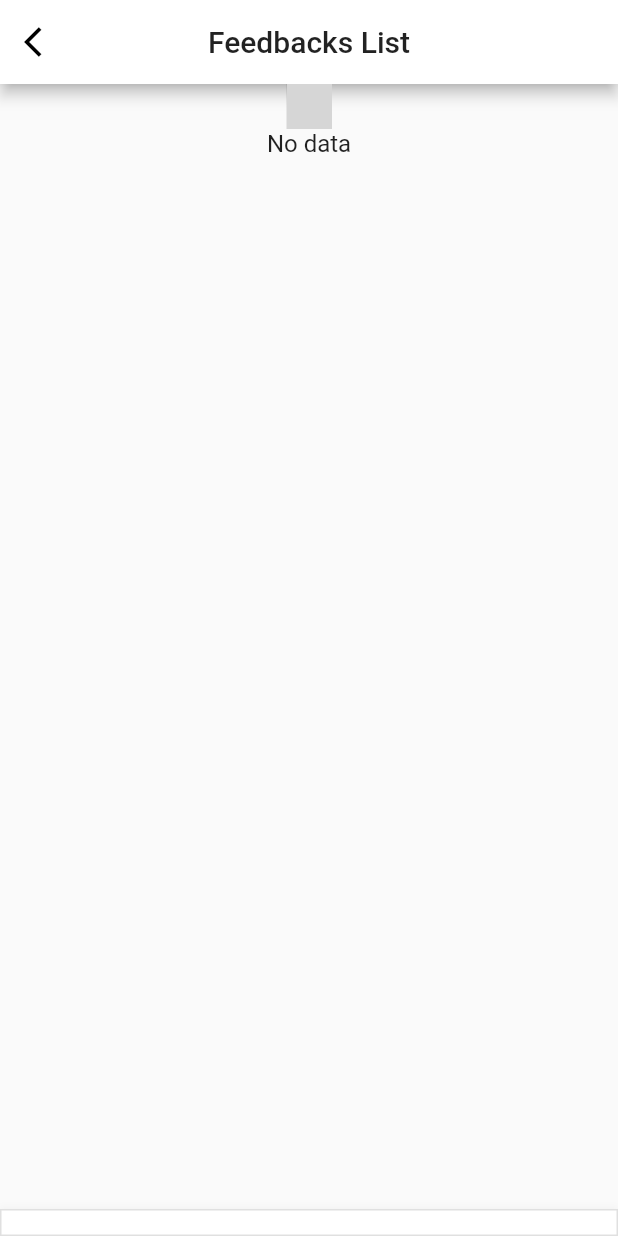
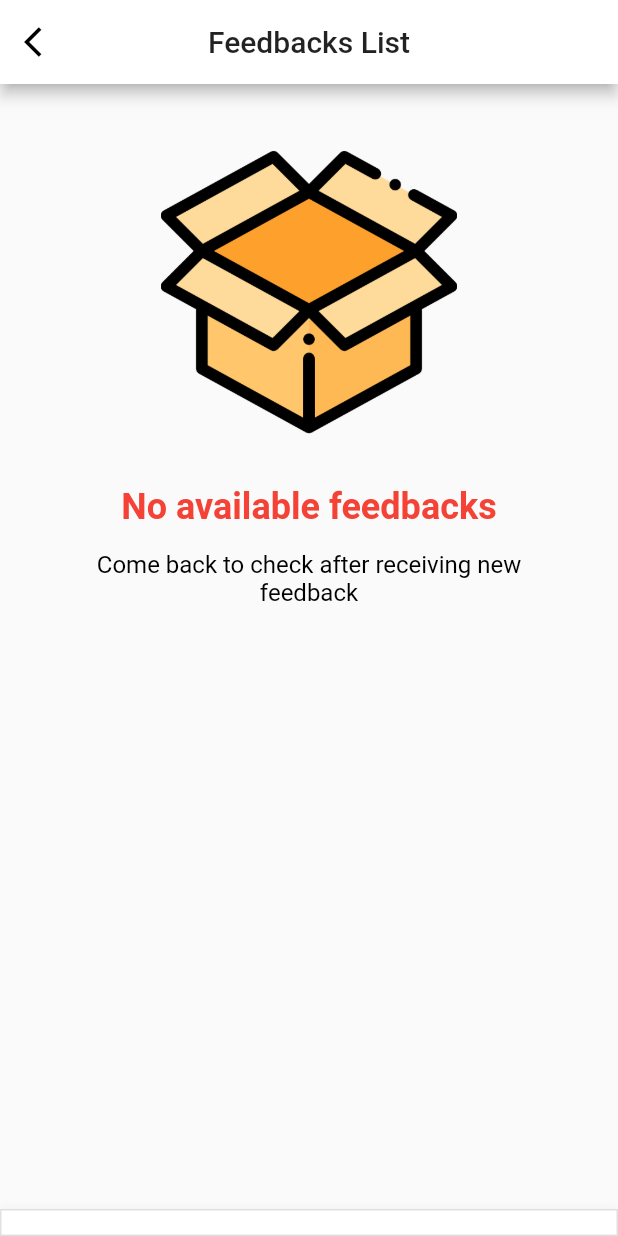
Before and after one commit to thehienvnag/ipsb_partner_app, a Flutter app: the ManageFeedbackPage screen opened by its route, on a phone screen of 412 x 824 dp. Run offline on Flutter 3.47's test engine with Material 2 defaults, Android fonts, the light colour scheme and no system bars; drawn by our look-alikes of salomon_bottom_bar; our stand-ins replace bot_toast, datetime_picker_formfield, firebase_core, firebase_messaging, flutter_blue, flutter_local_notifications and 11 more; missing offline and left inert: beacons_plugin, flutter_beautiful_popup, flutter_bullet_list, loading_animations, qr_code_scanner; accounts and stored records are empty; generated files the repository leaves out were written again; grey boxes are pictures that could not be loaded.

Commit message:
HuyTTD/hotfixes/Fix-layout

```diff
--- a/lib/src/pages/manage_feedback/views/manage_feedback_page.dart
+++ b/lib/src/pages/manage_feedback/views/manage_feedback_page.dart
@@ -4,6 +4,7 @@ import 'package:font_awesome_flutter/font_awesome_flutter.dart';
 import 'package:get/get.dart';
 import 'package:get/get_state_manager/src/simple/get_view.dart';
 import 'package:flutter_rating_bar/flutter_rating_bar.dart';
+import 'package:ipsb_partner_app/src/common/constants.dart';
 import 'package:ipsb_partner_app/src/models/coupon_in_use.dart';
 import 'package:ipsb_partner_app/src/pages/manage_feedback/controllers/manage_feedback_controller.dart';
 import 'package:ipsb_partner_app/src/services/global_states/shared_states.dart';
@@ -18,6 +19,7 @@ class ManageFeedbackPage extends GetView<ManageFeedbackController> {
 
   @override
   Widget build(BuildContext context) {
+    final screenSize = MediaQuery.of(context).size;
     return Scaffold(
       appBar: AppBar(
         backgroundColor: Colors.white,
@@ -39,19 +41,42 @@ class ManageFeedbackPage extends GetView<ManageFeedbackController> {
       body: Obx(() {
         final listFeedbacks = controller.listCouponInUse;
         if (listFeedbacks.isEmpty) {
-          return Column(
-            children: [
-              Center(
-                child: LoadingBouncingLine.circle(
-                  borderColor: Colors.cyan,
-                  borderSize: 3.0,
-                  size: 30.0,
-                  backgroundColor: Colors.cyanAccent,
-                  duration: Duration(milliseconds: 500),
+          return Center(
+            child: Column(
+              crossAxisAlignment: CrossAxisAlignment.center,
+              children: [
+                Container(
+                  margin: EdgeInsets.only(top: 40),
+                  height: screenSize.width * 0.48,
+                  width: screenSize.width * 0.48,
+                  child: Image.asset(ConstImg.empty),
                 ),
-              ),
-              Text('No data', style: TextStyle(fontSize: 16),)
-            ],
+                Container(
+                  margin: EdgeInsets.only(top: 30),
+                  child: Text(
+                    'No available feedbacks',
+                    style: TextStyle(
+                      fontWeight: FontWeight.w700,
+                      fontSize: 24,
+                      color: Colors.red,
+                    ),
+                  ),
+                ),
+                Container(
+                  margin: EdgeInsets.only(top: 15),
+                  width: screenSize.width * 0.7,
+                  child: Text(
+                    'Come back to check after receiving new feedback',
+                    textAlign: TextAlign.center,
+                    style: TextStyle(
+                      fontWeight: FontWeight.w400,
+                      fontSize: 16,
+                      color: Colors.black,
+                    ),
+                  ),
+                ),
+              ],
+            ),
           );
         } else {
           return SingleChildScrollView(
@@ -86,13 +111,13 @@ Widget buildFeedbacks(BuildContext context, List<CouponInUse> listFeedBack,Manag
                 children: [
                   Row(
                     children: [
-                      CircleAvatar( radius: 20, backgroundImage: NetworkImage(feedback.visitor!.imageUrl.toString())),
+                      CircleAvatar( radius: 18, backgroundImage: NetworkImage(feedback.visitor!.imageUrl.toString())),
                       SizedBox(width: 8),
                       Column(
                         crossAxisAlignment: CrossAxisAlignment.start,
                         children: [
                           Text(feedback.visitor!.name.toString(),
-                            style: TextStyle(fontSize: 17, fontWeight: FontWeight.w500),),
+                            style: TextStyle(fontSize: 15, fontWeight: FontWeight.w500),),
                           RatingBar.builder(
                             initialRating: feedback.rateScore!.toDouble(),
                             itemSize: 20,
@@ -125,6 +150,7 @@ Widget buildFeedbacks(BuildContext context, List<CouponInUse> listFeedBack,Manag
               Container(
                 width: screenSize.width * 0.9,
                 child: Row(
+                  mainAxisAlignment: MainAxisAlignment.spaceBetween,
                   children: [
                     Container(
                       width: screenSize.width * 0.72,
@@ -137,7 +163,7 @@ Widget buildFeedbacks(BuildContext context, List<CouponInUse> listFeedBack,Manag
                       onTap: (){
                         controller.changeHideInfo(index);
                       },
-                        child: Text('View More',style: TextStyle(color: Colors.blue),)
+                        child: Text('View More',style: TextStyle(color: Colors.blue, fontSize: 12, fontWeight: FontWeight.bold),)
                     ),
                   ],
                 ),
--- a/lib/src/pages/manage_locator_tag/views/manage_locator_tag_page.dart
+++ b/lib/src/pages/manage_locator_tag/views/manage_locator_tag_page.dart
@@ -12,6 +12,7 @@ class ManageLocatorTagPage extends GetView<ManageLocatorTagController> {
   @override
   Widget build(BuildContext context) {
     return MaterialApp(
+      debugShowCheckedModeBanner: false,
       home: StreamBuilder<BluetoothState>(
           stream: FlutterBlue.instance.state,
           initialData: BluetoothState.unknown,
--- a/lib/src/pages/profile/controllers/profile_controller.dart
+++ b/lib/src/pages/profile/controllers/profile_controller.dart
@@ -18,6 +18,6 @@ class ProfileController extends GetxController {
     }
 
     BotToast.showText(text: "Logout Success");
-    Get.offAndToNamed(Routes.login);
+    Get.offAllNamed(Routes.login);
   }
 }
--- a/lib/src/pages/profile_detail/views/profile_detail_page.dart
+++ b/lib/src/pages/profile_detail/views/profile_detail_page.dart
@@ -125,7 +125,7 @@ class ProfileDetailPage extends GetView<ProfileDetailController> {
                     BoxDecoration(borderRadius: BorderRadius.circular(4)),
               ),
               Container(
-                height: 48,
+                height: 60,
                 margin: EdgeInsets.only(top: 20, right: 20, left: 20),
                 child: TextFormField(
                   initialValue: userInfo.email.toString(),
--- a/lib/src/services/api/coupon_in_use_service.dart
+++ b/lib/src/services/api/coupon_in_use_service.dart
@@ -42,9 +42,7 @@ class CouponInUseService extends BaseService<CouponInUse>
 
   @override
   Future<bool> putCoupon(int couponInUseId, String status) {
-    DateTime applyDate = DateTime.now();
     return putBase(couponInUseId, {
-      'applyDate': applyDate.toString(),
       'status': status,
     });
   }
--- a/lib/src/utils/firebase_helper.dart
+++ b/lib/src/utils/firebase_helper.dart
@@ -50,7 +50,7 @@ class FirebaseHelper {
                 FirebaseHelper.flutterLocalNotificationInstance().cancel(0);
               }));
       loadUnreadNotification();
-      Get.dialog(_buildDialog(data.title, data.body, message.data));
+      Get.dialog(_buildDialog(data.title, data.body, message.data), barrierDismissible: false);
     }
   }
 
```
Also changed, not shown: lib/src/pages/check_qr_code/controllers/check_qr_code_controller.dart (+20 -4 lines), lib/src/pages/manage_coupon/views/manage_coupon_page.dart (+5 -5 lines), lib/src/pages/notifications/views/notifications_page.dart (+24 -23 lines), lib/src/utils/utils.dart (+9 -0 lines), lib/src/widgets/custom_bottom_bar.dart (+7 -7 lines).
